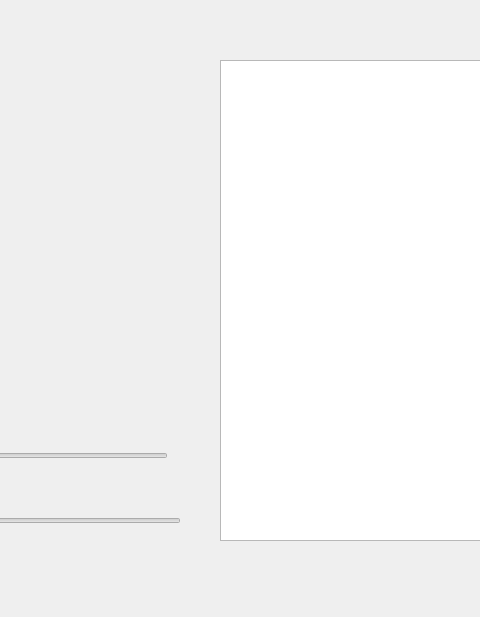
Above: MainWindow/MainWindow.ui from Beastmaster/BrainConnectivityDetection before the change; both pictures show x 430 to 910 and y 180 to 797 of the 1058 by 797 pixel window. Below: the same form after it.
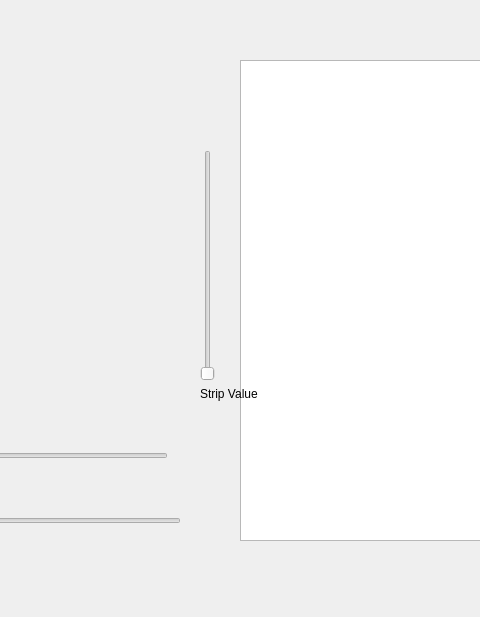
That is the form after the change. Custom widgets are drawn as their Qt base class.

Patch:
```diff
--- a/MainWindow/MainWindow.ui
+++ b/MainWindow/MainWindow.ui
@@ -81,9 +81,9 @@
    <widget class="QTextBrowser" name="info_Panel">
     <property name="geometry">
      <rect>
-      <x>650</x>
+      <x>670</x>
       <y>240</y>
-      <width>391</width>
+      <width>371</width>
       <height>481</height>
      </rect>
     </property>
@@ -168,6 +168,32 @@
      </item>
     </layout>
    </widget>
+   <widget class="QWidget" name="verticalLayoutWidget">
+    <property name="geometry">
+     <rect>
+      <x>630</x>
+      <y>330</y>
+      <width>81</width>
+      <height>251</height>
+     </rect>
+    </property>
+    <layout class="QVBoxLayout" name="verticalLayout_2">
+     <item>
+      <widget class="QSlider" name="strip_val_Slider">
+       <property name="orientation">
+        <enum>Qt::Vertical</enum>
+       </property>
+      </widget>
+     </item>
+     <item>
+      <widget class="QLabel" name="label_3">
+       <property name="text">
+        <string>Strip Value</string>
+       </property>
+      </widget>
+     </item>
+    </layout>
+   </widget>
   </widget>
   <widget class="QMenuBar" name="menubar">
    <property name="geometry">
```
Left out of the diff: 8 changed lines with no effect on the pictures.
